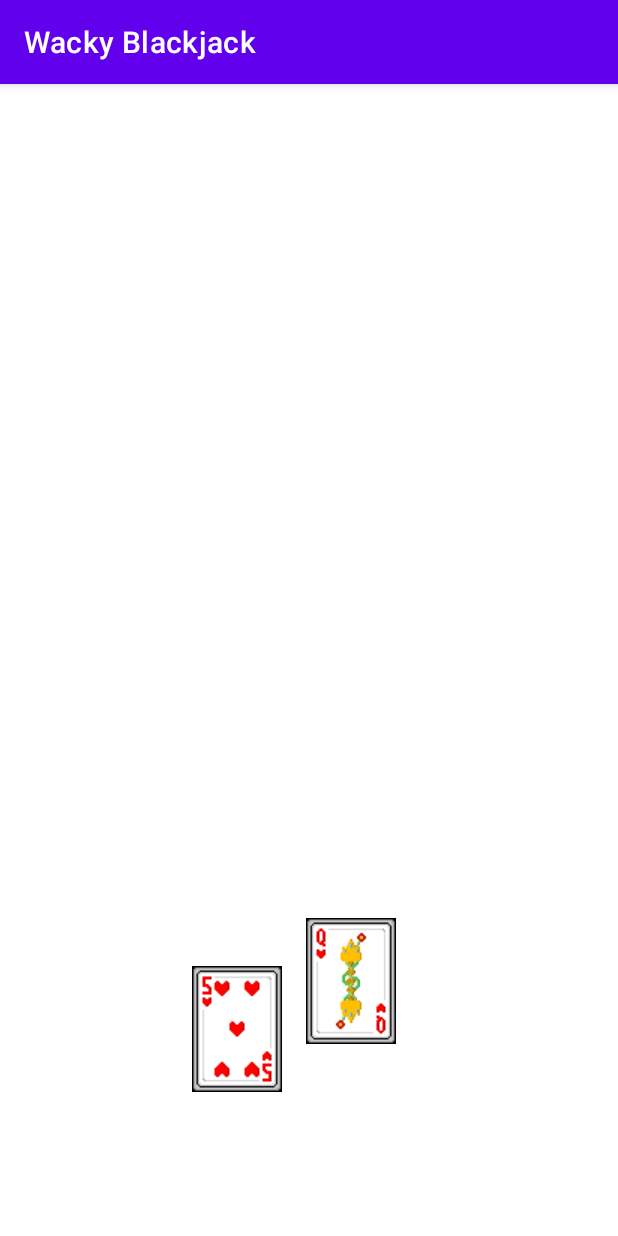
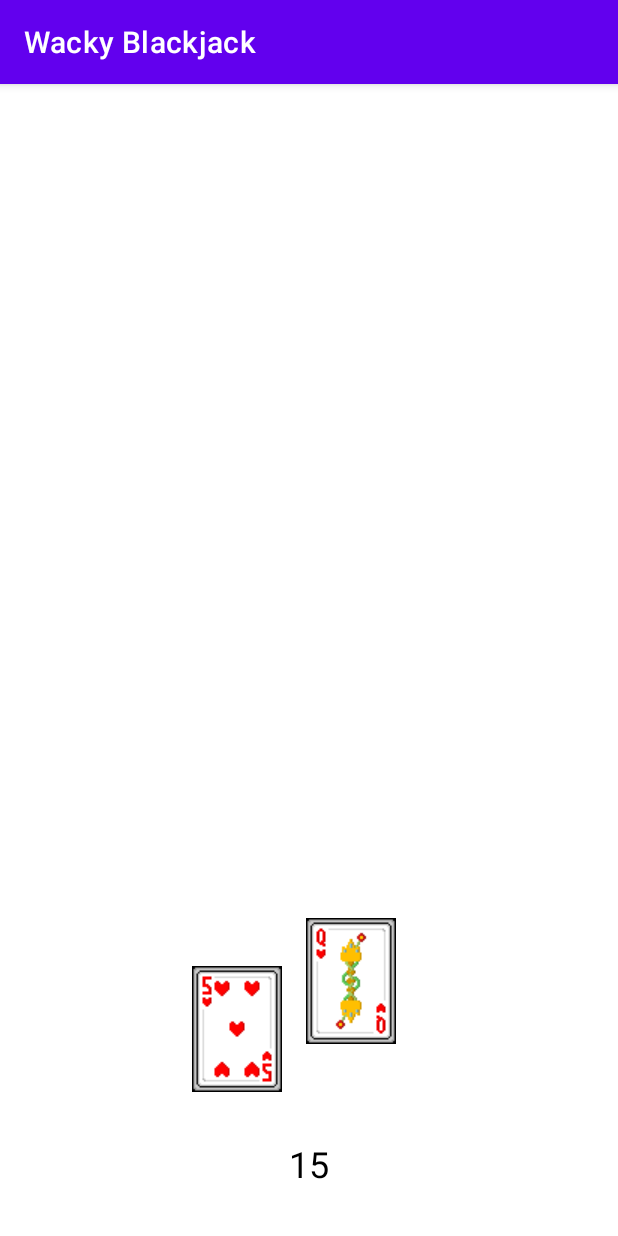
Before and after one commit to y0shK/WackyBlackjack, an Android app: the GameScreen screen opened directly, with no data from a screen before it, on a phone screen of 412 x 824 dp. Run offline under Robolectric (Android 15) with nearby library versions, the phone set to English and light mode, and no system bars.

Commit message:
print running count on screen rather than on console

```diff
--- a/app/src/main/java/com/example/power_upblackjack/GameScreen.java
+++ b/app/src/main/java/com/example/power_upblackjack/GameScreen.java
@@ -16,6 +16,7 @@ import android.view.View;
 import android.view.Window;
 import android.view.WindowManager;
 import android.widget.ImageView;
+import android.widget.TextView;
 
 import java.io.File;
 import java.lang.reflect.Array;
@@ -46,6 +47,7 @@ public class GameScreen extends AppCompatActivity {
     {
         super.onStart();
         getRandomCard();
+        //trackRunningCount();
     }
 
 
@@ -124,14 +126,20 @@ public class GameScreen extends AppCompatActivity {
         img1.setTag(images.getResourceId(choice1, R.drawable.back_red_basic));
         img2.setTag(images.getResourceId(choice2, R.drawable.back_red_basic));
 
+        trackRunningCount(images, choice1, choice2);
+
+        images.recycle(); // https://stackoverflow.com/questions/21354501/typed-array-should-be-recycled-after-use-with-recycle
+    }
+
+    public void trackRunningCount(TypedArray imagesProvided, int choice1Param, int choice2Param) {
         // figure out the cumulative value of each of the player's cards
 
-        String cardValue1 = images.getString(choice1);
-        String cardValue2 = images.getString(choice2);
+        String cardValue1 = imagesProvided.getString(choice1Param);
+        String cardValue2 = imagesProvided.getString(choice2Param);
         int runningCount = 0;
 
         String[] valueNum = {"2", "3", "4", "5", "6", "7", "8", "9", "10"};
-        String[] valueFace = {"jack", "queen", "king"};
+        String[] valueFace = {"jack", "queen", "king"}; // not ace - dealt with separately
 
         for (String value : valueNum) {
             if (cardValue1.contains(value)) {
@@ -169,9 +177,11 @@ public class GameScreen extends AppCompatActivity {
             }
         }
 
-        System.out.println(runningCount);
+        String runningCountStr = Integer.toString(runningCount);
 
-        images.recycle(); // https://stackoverflow.com/questions/21354501/typed-array-should-be-recycled-after-use-with-recycle
+        TextView textViewToChange = (TextView) findViewById(R.id.runningCountTextView);
+        textViewToChange.setText(runningCountStr);
+
     }
 
 }
--- a/app/src/main/res/layout/activity_game_screen.xml
+++ b/app/src/main/res/layout/activity_game_screen.xml
@@ -26,4 +26,18 @@
         app:layout_constraintStart_toEndOf="@+id/playerCard1"
         app:srcCompat="@drawable/back_red_basic" />
 
+    <TextView
+        android:id="@+id/runningCountTextView"
+        android:layout_width="wrap_content"
+        android:layout_height="wrap_content"
+        android:layout_marginStart="128dp"
+        android:layout_marginEnd="128dp"
+        android:layout_marginBottom="32dp"
+        android:text="@string/running_count"
+        android:textColor="@color/black"
+        android:textSize="24sp"
+        app:layout_constraintBottom_toBottomOf="parent"
+        app:layout_constraintEnd_toEndOf="parent"
+        app:layout_constraintStart_toStartOf="parent" />
+
 </androidx.constraintlayout.widget.ConstraintLayout>
--- a/app/src/main/res/values/strings.xml
+++ b/app/src/main/res/values/strings.xml
@@ -2,5 +2,5 @@
     <string name="app_name">Wacky Blackjack</string>
     <string name="play_game_button">Play Game</string>
     <string name="options">Options</string>
-    <string name="running_count">Hello</string>
+    <string name="running_count">0</string>
 </resources>
```
